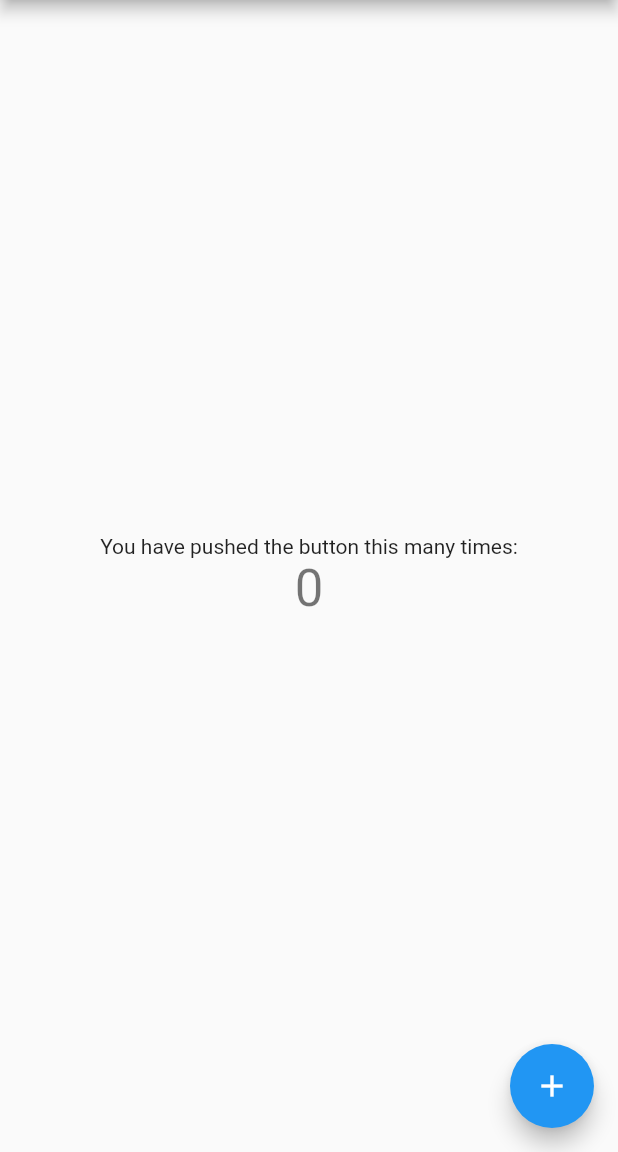
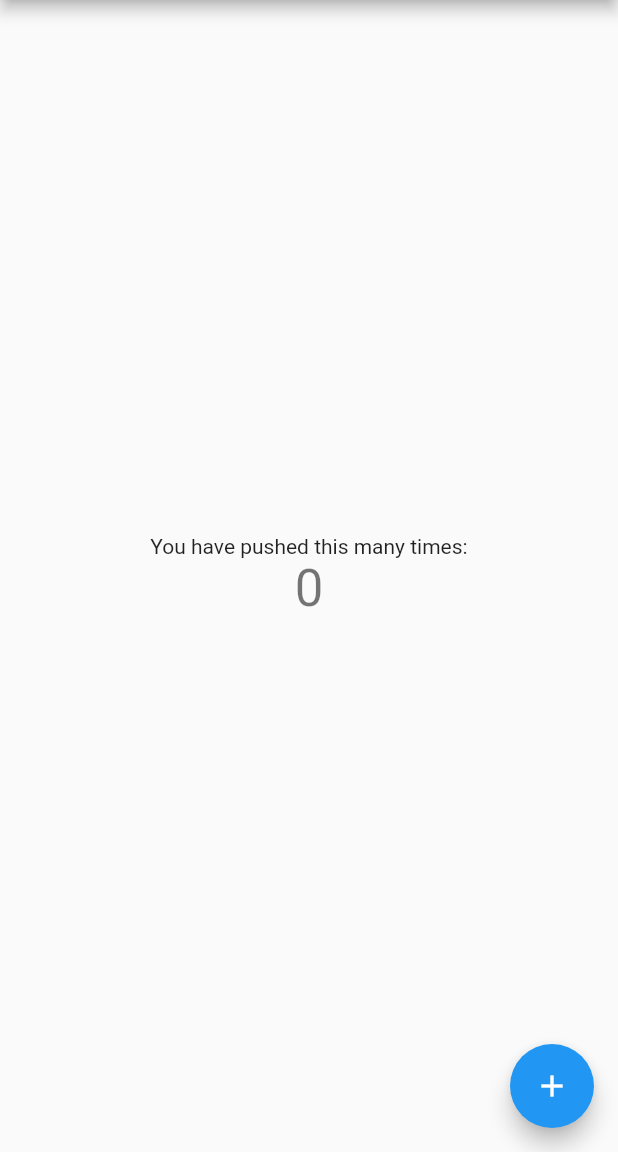
Before and after one commit to ZeaHussain/promotest, a Flutter app: the screen it shows after launch, on a phone screen of 412 x 824 dp, the part 84-1236 px from its top. Run offline on Flutter 3.47's test engine with Material 2 defaults, Android fonts, the phone set to English and light mode, and no system bars.

Commit message:
Update 12:47

```diff
--- a/lib/main.dart
+++ b/lib/main.dart
@@ -13,15 +13,6 @@ class MyApp extends StatelessWidget {
     return MaterialApp(
       title: 'Flutter Demo',
       theme: ThemeData(
-        // This is the theme of your application.
-        //
-        // Try running your application with "flutter run". You'll see the
-        // application has a blue toolbar. Then, without quitting the app, try
-        // changing the primarySwatch below to Colors.green and then invoke
-        // "hot reload" (press "r" in the console where you ran "flutter run",
-        // or simply save your changes to "hot reload" in a Flutter IDE).
-        // Notice that the counter didn't reset back to zero; the application
-        // is not restarted.
         primarySwatch: Colors.blue,
       ),
       home: const MyHomePage(title: 'Flutter Demo Home Page'),
@@ -32,14 +23,6 @@ class MyApp extends StatelessWidget {
 class MyHomePage extends StatefulWidget {
   const MyHomePage({Key? key, required this.title}) : super(key: key);
 
-  // This widget is the home page of your application. It is stateful, meaning
-  // that it has a State object (defined below) that contains fields that affect
-  // how it looks.
-
-  // This class is the configuration for the state. It holds the values (in this
-  // case the title) provided by the parent (in this case the App widget) and
-  // used by the build method of the State. Fields in a Widget subclass are
-  // always marked "final".
 
   final String title;
 
@@ -52,51 +35,22 @@ class _MyHomePageState extends State<MyHomePage> {
 
   void _incrementCounter() {
     setState(() {
-      // This call to setState tells the Flutter framework that something has
-      // changed in this State, which causes it to rerun the build method below
-      // so that the display can reflect the updated values. If we changed
-      // _counter without calling setState(), then the build method would not be
-      // called again, and so nothing would appear to happen.
       _counter++;
     });
   }
 
   @override
   Widget build(BuildContext context) {
-    // This method is rerun every time setState is called, for instance as done
-    // by the _incrementCounter method above.
-    //
-    // The Flutter framework has been optimized to make rerunning build methods
-    // fast, so that you can just rebuild anything that needs updating rather
-    // than having to individually change instances of widgets.
     return Scaffold(
       appBar: AppBar(
-        // Here we take the value from the MyHomePage object that was created by
-        // the App.build method, and use it to set our appbar title.
         title: Text(widget.title),
       ),
       body: Center(
-        // Center is a layout widget. It takes a single child and positions it
-        // in the middle of the parent.
         child: Column(
-          // Column is also a layout widget. It takes a list of children and
-          // arranges them vertically. By default, it sizes itself to fit its
-          // children horizontally, and tries to be as tall as its parent.
-          //
-          // Invoke "debug painting" (press "p" in the console, choose the
-          // "Toggle Debug Paint" action from the Flutter Inspector in Android
-          // Studio, or the "Toggle Debug Paint" command in Visual Studio Code)
-          // to see the wireframe for each widget.
-          //
-          // Column has various properties to control how it sizes itself and
-          // how it positions its children. Here we use mainAxisAlignment to
-          // center the children vertically; the main axis here is the vertical
-          // axis because Columns are vertical (the cross axis would be
-          // horizontal).
           mainAxisAlignment: MainAxisAlignment.center,
           children: <Widget>[
             const Text(
-              'You have pushed the button this many times:',
+              'You have pushed this many times:',
             ),
             Text(
               '$_counter',
```
